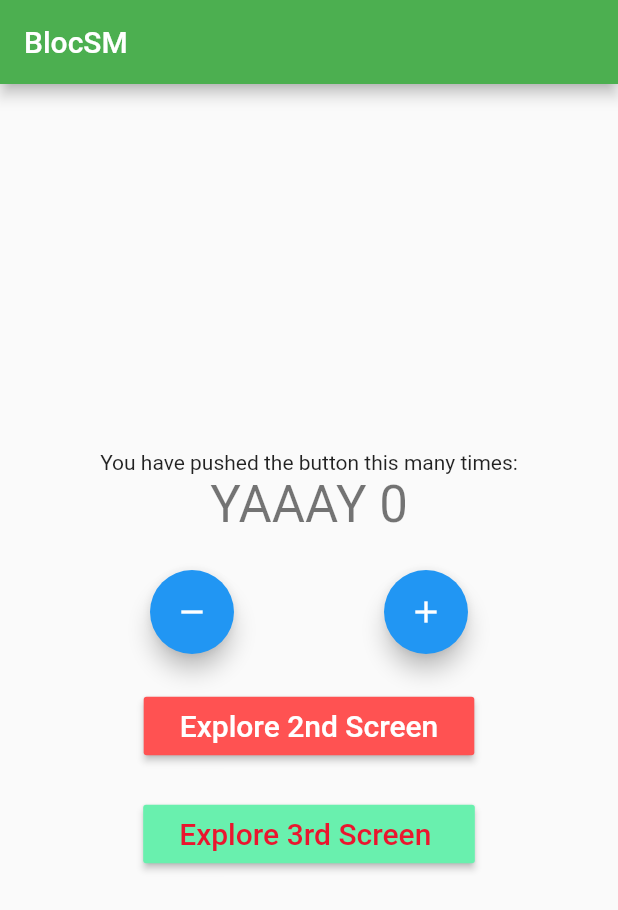
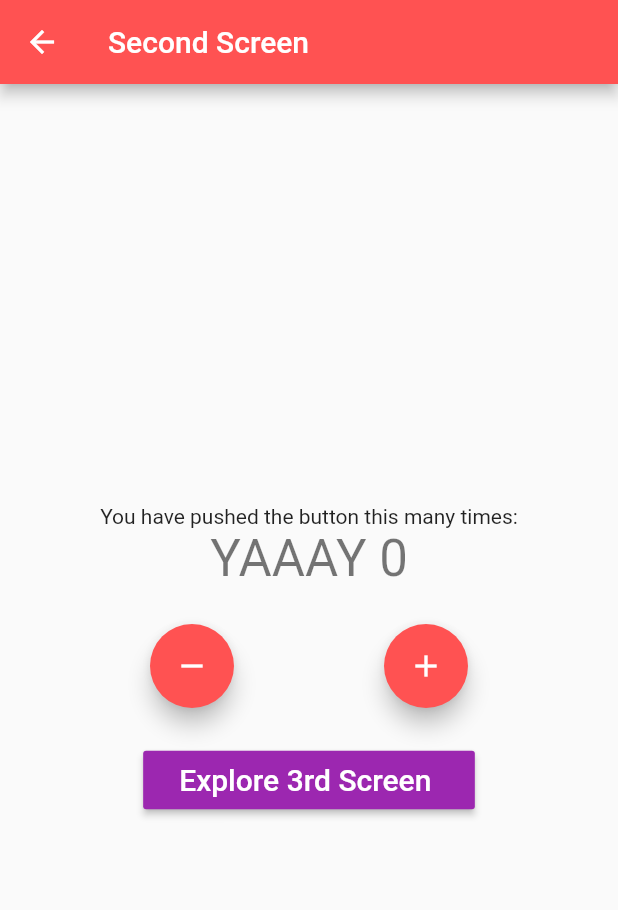
Before and after one commit to skyGwork/bloc_learning, a Flutter app: the screen it shows after launch, after a tap on "Explore 2nd Screen", on a phone screen of 412 x 824 dp. Shown: the top 910 px of the screen. Run offline on Flutter 3.47's test engine with Material 2 defaults, Android fonts, the phone set to English and light mode, and no system bars; our stand-ins replace flutter_bloc.

```diff
--- a/lib/bloc/cubit/counter_state.dart
+++ b/lib/bloc/cubit/counter_state.dart
@@ -1,5 +1,3 @@
-// part of 'counter_cubit.dart';
-
 class CounterState {
   final int counterValue;
   final bool wasIncremented;
--- a/lib/main.dart
+++ b/lib/main.dart
@@ -17,7 +17,7 @@ class MyApp extends StatelessWidget {
       debugShowCheckedModeBanner: false,
       title: 'blocSM-learning',
       theme: ThemeData(
-        primarySwatch: Colors.blue,
+        primarySwatch: Colors.green,
       ),
       home: BlocProvider<CounterCubit>(
         create: (context) => CounterCubit(),
--- a/lib/presentation/screens/home_screen.dart
+++ b/lib/presentation/screens/home_screen.dart
@@ -2,6 +2,8 @@
 
 import 'package:bloc_learning/bloc/cubit/counter_cubit.dart';
 import 'package:bloc_learning/bloc/cubit/counter_state.dart';
+import 'package:bloc_learning/presentation/screens/second_screen.dart';
+import 'package:bloc_learning/presentation/screens/third_screen.dart';
 import 'package:flutter/material.dart';
 import 'package:flutter_bloc/flutter_bloc.dart';
 
@@ -114,28 +116,45 @@ class _HomeScreenState extends State<HomeScreen> {
                 ),
               ),
               onPressed: () {
-                Navigator.of(context).pushNamed(
-                  '/second',
-                  arguments: homeScreenKey,
+                Navigator.of(context).push(
+                  MaterialPageRoute(
+                    builder: (_) => BlocProvider.value(
+                      // value: CounterCubit(),
+                      value: BlocProvider.of<CounterCubit>(context),
+                      child: const SecondScreen(
+                        title: 'Second Screen',
+                        color: Colors.redAccent,
+                      ),
+                    ),
+                  ),
                 );
               },
             ),
             const SizedBox(height: 24),
             MaterialButton(
-              color: Colors.greenAccent,
+              color: Colors.purple,
               child: const Padding(
                 padding: EdgeInsets.all(8.0),
                 child: Text(
                   'Explore 3rd Screen ',
                   style: TextStyle(
-                    color: Color.fromRGBO(234, 22, 46, 1),
+                    color: Colors.white,
                     fontSize: 20,
                   ),
                 ),
               ),
               onPressed: () {
-                Navigator.of(context).pushNamed(
-                  '/third',
+                Navigator.of(context).push(
+                  MaterialPageRoute(
+                    builder: (_) => BlocProvider.value(
+                      // value: CounterCubit(),
+                      value: BlocProvider.of<CounterCubit>(context),
+                      child: const ThirdScreen(
+                        title: 'Third Screen',
+                        color: Colors.purple,
+                      ),
+                    ),
+                  ),
                 );
               },
             ),
--- a/lib/presentation/screens/second_screen.dart
+++ b/lib/presentation/screens/second_screen.dart
@@ -1,19 +1,20 @@
 // ignore_for_file: deprecated_member_use
 
 import 'package:bloc_learning/bloc/cubit/counter_cubit.dart';
+import 'package:bloc_learning/bloc/cubit/counter_state.dart';
+import 'package:bloc_learning/presentation/screens/third_screen.dart';
 import 'package:flutter/material.dart';
 import 'package:flutter_bloc/flutter_bloc.dart';
-
 
 class SecondScreen extends StatefulWidget {
   final String title;
   final Color color;
-  final GlobalKey<ScaffoldState> homeScreenKey;
+  // final GlobalKey<ScaffoldState> homeScreenKey;
   const SecondScreen({
     Key? key,
     required this.title,
     required this.color,
-    required this.homeScreenKey,
+    // required this.homeScreenKey,
   }) : super(key: key);
 
   @override
@@ -38,51 +39,51 @@ class _SecondScreenState extends State<SecondScreen> {
             const Text(
               'You have pushed the button this many times:',
             ),
-            // BlocConsumer<CounterCubit, CounterState>(
-            //   listener: (context, state) {
-            //     if (state.wasIncremented == true) {
-            //       widget.homeScreenKey.currentState.removeCurrentSnackBar();
-            //       secondScreenKey.currentState.showSnackBar(
-            //         const SnackBar(
-            //           content: Text('Incremented!'),
-            //           duration: Duration(milliseconds: 300),
-            //         ),
-            //       );
-            //     } else if (state.wasIncremented == false) {
-            //       widget.homeScreenKey.currentState.removeCurrentSnackBar();
-            //       secondScreenKey.currentState.removeCurrentSnackBar();
-            //       Scaffold.of(context).showSnackBar(
-            //         const SnackBar(
-            //           content: Text('Decremented!'),
-            //           duration: Duration(milliseconds: 300),
-            //         ),
-            //       );
-            //     }
-            //   },
-            //   builder: (context, state) {
-            //     if (state.counterValue < 0) {
-            //       return Text(
-            //         'BRR, NEGATIVE ${state.counterValue}',
-            //         style: Theme.of(context).textTheme.headline4,
-            //       );
-            //     } else if (state.counterValue % 2 == 0) {
-            //       return Text(
-            //         'YAAAY ${state.counterValue}',
-            //         style: Theme.of(context).textTheme.headline4,
-            //       );
-            //     } else if (state.counterValue == 5) {
-            //       return Text(
-            //         'HMM, NUMBER 5',
-            //         style: Theme.of(context).textTheme.headline4,
-            //       );
-            //     } else {
-            //       return Text(
-            //         state.counterValue.toString(),
-            //         style: Theme.of(context).textTheme.headline4,
-            //       );
-            //     }
-            //   },
-            // ),
+            BlocConsumer<CounterCubit, CounterState>(
+              listener: (context, state) {
+                if (state.wasIncremented == true) {
+                  // widget.homeScreenKey.currentState?.removeCurrentSnackBar();
+                  secondScreenKey.currentState?.showSnackBar(
+                    const SnackBar(
+                      content: Text('Incremented!'),
+                      duration: Duration(milliseconds: 300),
+                    ),
+                  );
+                } else if (state.wasIncremented == false) {
+                  // widget.homeScreenKey.currentState?.removeCurrentSnackBar();
+                  secondScreenKey.currentState?.removeCurrentSnackBar();
+                  Scaffold.of(context).showSnackBar(
+                    const SnackBar(
+                      content: Text('Decremented!'),
+                      duration: Duration(milliseconds: 300),
+                    ),
+                  );
+                }
+              },
+              builder: (context, state) {
+                if (state.counterValue < 0) {
+                  return Text(
+                    'BRR, NEGATIVE ${state.counterValue}',
+                    style: Theme.of(context).textTheme.headline4,
+                  );
+                } else if (state.counterValue % 2 == 0) {
+                  return Text(
+                    'YAAAY ${state.counterValue}',
+                    style: Theme.of(context).textTheme.headline4,
+                  );
+                } else if (state.counterValue == 5) {
+                  return Text(
+                    'HMM, NUMBER 5',
+                    style: Theme.of(context).textTheme.headline4,
+                  );
+                } else {
+                  return Text(
+                    state.counterValue.toString(),
+                    style: Theme.of(context).textTheme.headline4,
+                  );
+                }
+              },
+            ),
             const SizedBox(height: 24),
             Row(
               mainAxisAlignment: MainAxisAlignment.spaceEvenly,
@@ -111,13 +112,30 @@ class _SecondScreenState extends State<SecondScreen> {
             ),
             const SizedBox(height: 24),
             MaterialButton(
-              color: Colors.greenAccent,
-              child: const Text(
-                'Go to Third Screen',
-                style: TextStyle(color: Colors.white),
+              color: Colors.purple,
+              child: const Padding(
+                padding: EdgeInsets.all(8.0),
+                child: Text(
+                  'Explore 3rd Screen ',
+                  style: TextStyle(
+                    color: Colors.white,
+                    fontSize: 20,
+                  ),
+                ),
               ),
               onPressed: () {
-                Navigator.of(context).pushNamed('/third');
+                Navigator.of(context).push(
+                  MaterialPageRoute(
+                    builder: (_) => BlocProvider.value(
+                      // value: CounterCubit(),
+                      value: BlocProvider.of<CounterCubit>(context),
+                      child: const ThirdScreen(
+                        title: 'Third Screen',
+                        color: Colors.purple,
+                      ),
+                    ),
+                  ),
+                );
               },
             ),
           ],
```
Also changed, not shown: lib/presentation/screens/third_screen.dart (+29 -21 lines).
